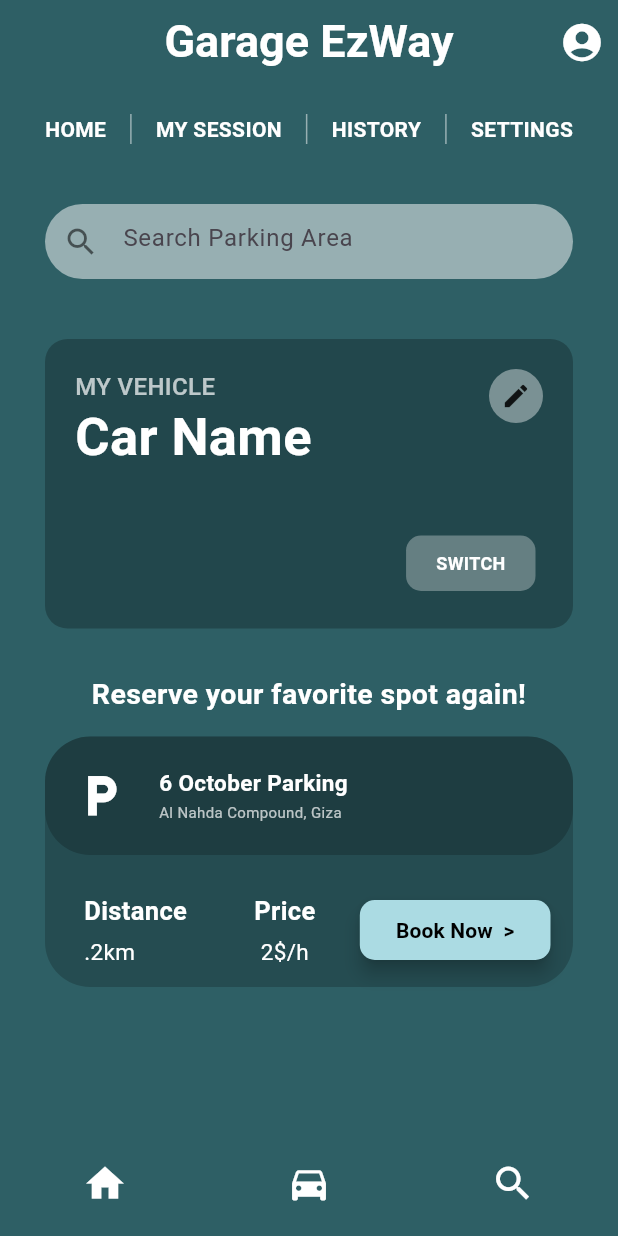
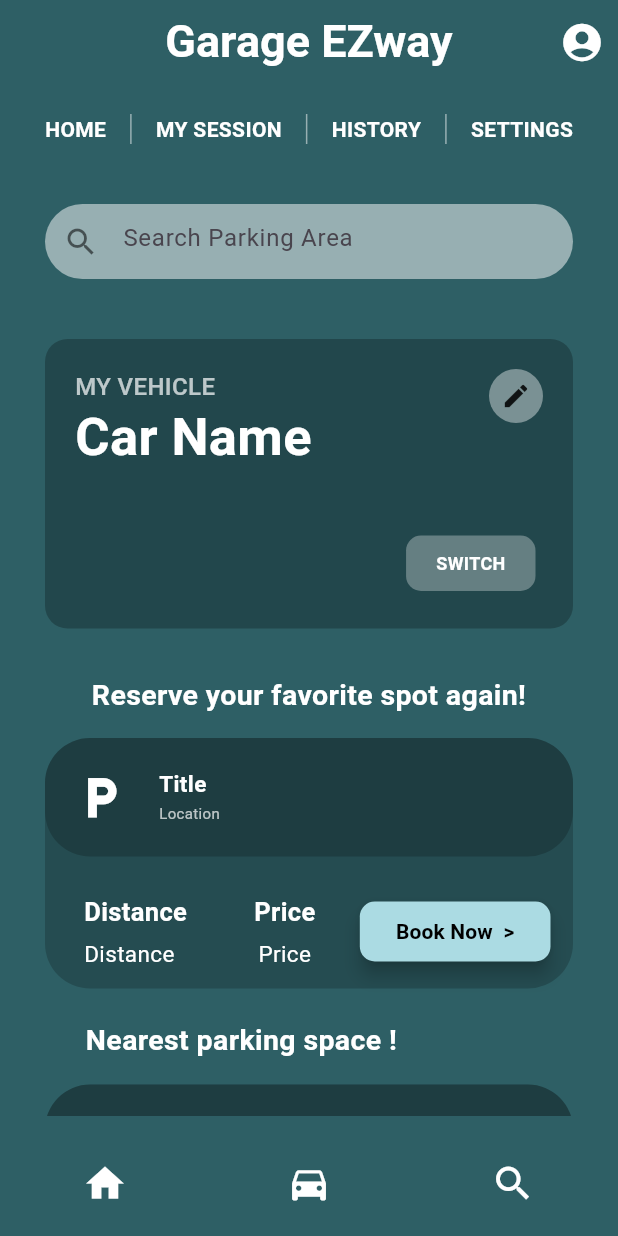
Before and after one commit to HanaATawfik/garage_ezway, a Flutter app: the screen it shows after launch, on a phone screen of 412 x 824 dp. Run offline on Flutter 3.47's test engine with Material 3 defaults, Android fonts, the phone set to English and light mode, and no system bars.

Commit message:
Enhance HomePage layout with new reservation boxes and updated title

```diff
--- a/lib/pages/home_page.dart
+++ b/lib/pages/home_page.dart
@@ -14,7 +14,7 @@ class HomePage extends StatelessWidget {
         backgroundColor: Colors.transparent,
         elevation: 0,
         title: const Text(
-          "Garage EzWay",
+          "Garage EZway",
           style: TextStyle(
             color: Colors.white,
             fontSize: 30,
@@ -71,6 +71,25 @@ class HomePage extends StatelessWidget {
 
             const SizedBox(height: 30),
             _reservationBox(),
+
+            const Padding(
+              padding: EdgeInsets.only(top: 20,bottom:1,right:90),
+              child: Text(
+                "Nearest parking space !",
+                style: TextStyle(
+                  color: Colors.white,
+                  fontSize: 19,
+                  fontWeight: FontWeight.bold,
+                ),
+                textAlign: TextAlign.center,
+              ),
+            ),
+
+            const SizedBox(height: 15),
+            _buildReservationBox("Title 1", "Location 1", "Distance 1", "Price 1"),
+           const SizedBox(height: 15),
+            _buildReservationBox("Title 2", "Location 2", "Distance 2", "Price 2"),
+            const SizedBox(height: 15),
 
             const SizedBox(height: 20),
           ],
@@ -177,7 +196,9 @@ Widget _vehicleBox(double screenHeight) {
 }
 
 Widget _reservationBox() {
-  return Column(
+  return Padding(
+  padding: const EdgeInsets.only(top: 1, bottom: 1),
+  child: Column(
   children: [
   const Text(
   "Reserve your favorite spot again!",
@@ -189,12 +210,15 @@ Widget _reservationBox() {
   textAlign: TextAlign.center,
   ),
   const SizedBox(height: 15),
-      _buildReservationBox(),
+  _buildReservationBox("Title", "Location", "Distance", "Price"),
   ],
+  ),
   );
+
 }
 
-Widget _buildReservationBox() {
+
+Widget _buildReservationBox(String title, String location, String distance, String price) {
   return Container(
     width: double.infinity,
     decoration: BoxDecoration(
@@ -223,19 +247,19 @@ Widget _buildReservationBox() {
                 padding: const EdgeInsets.only(left: 9.0, top: 10),
                 child: Column(
                   crossAxisAlignment: CrossAxisAlignment.start,
-                  children: const [
+                  children: [
                     Text(
-                      "6 October Parking",
-                      style: TextStyle(
+                      title,
+                      style: const TextStyle(
                         color: Colors.white,
                         fontSize: 15,
                         fontWeight: FontWeight.bold,
                       ),
                     ),
-                    SizedBox(height: 2),
+                    const SizedBox(height: 2),
                     Text(
-                      "Al Nahda Compound, Giza",
-                      style: TextStyle(
+                      location,
+                      style: const TextStyle(
                         color: Colors.white70,
                         fontSize: 10,
                       ),
@@ -254,8 +278,8 @@ Widget _buildReservationBox() {
               padding: const EdgeInsets.only(left: 26.0, bottom: 13),
               child: Column(
                 crossAxisAlignment: CrossAxisAlignment.start,
-                children: const [
-                  Text(
+                children: [
+                  const Text(
                     "Distance",
                     style: TextStyle(
                       color: Colors.white,
@@ -263,10 +287,10 @@ Widget _buildReservationBox() {
                       fontWeight: FontWeight.bold,
                     ),
                   ),
-                  SizedBox(height: 5),
+                  const SizedBox(height: 5),
                   Text(
-                    ".2km",
-                    style: TextStyle(
+                    distance,
+                    style: const TextStyle(
                       color: Colors.white,
                       fontSize: 15,
                     ),
@@ -278,8 +302,8 @@ Widget _buildReservationBox() {
               padding: const EdgeInsets.only(left: 15.0, bottom: 13),
               child: Column(
                 crossAxisAlignment: CrossAxisAlignment.center,
-                children: const [
-                  Text(
+                children: [
+                  const Text(
                     "Price",
                     style: TextStyle(
                       color: Colors.white,
@@ -287,10 +311,10 @@ Widget _buildReservationBox() {
                       fontWeight: FontWeight.bold,
                     ),
                   ),
-                  SizedBox(height: 5),
+                  const SizedBox(height: 5),
                   Text(
-                    "2\$/h",
-                    style: TextStyle(
+                    price,
+                    style: const TextStyle(
                       color: Colors.white,
                       fontSize: 15,
                     ),
```
Lines whose indentation alone changed are shown as unchanged.
